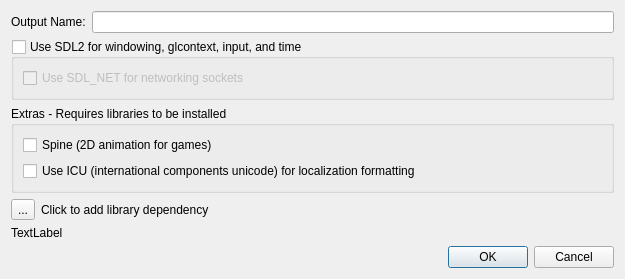
Above: Editor/src/Assets/Source/SourceSettingsDlg.ui from GameOverture/HarmonyEngine before the change. Below: the same form after it.
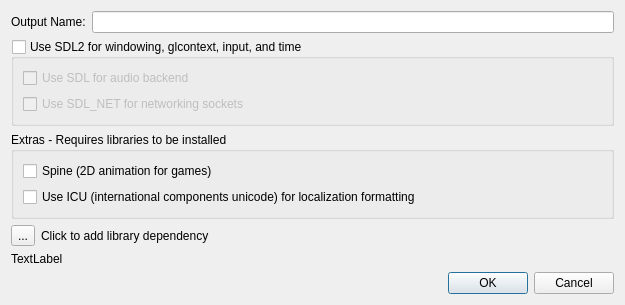
That is the form after the change. Icons and pictures are not drawn.

Commit message: SDL Audio backend implemented; Physics diagnostics draw flags

Diff of the .ui file:
```diff
--- a/Editor/src/Assets/Source/SourceSettingsDlg.ui
+++ b/Editor/src/Assets/Source/SourceSettingsDlg.ui
@@ -56,6 +56,13 @@
       <bool>false</bool>
      </property>
      <layout class="QVBoxLayout" name="verticalLayout_2">
+      <item>
+       <widget class="QCheckBox" name="chkUseSdlAudio">
+        <property name="text">
+         <string>Use SDL for audio backend</string>
+        </property>
+       </widget>
+      </item>
       <item>
        <widget class="QCheckBox" name="chkUseSdlNet">
         <property name="text">
```
The commit also changes 17 other files.
